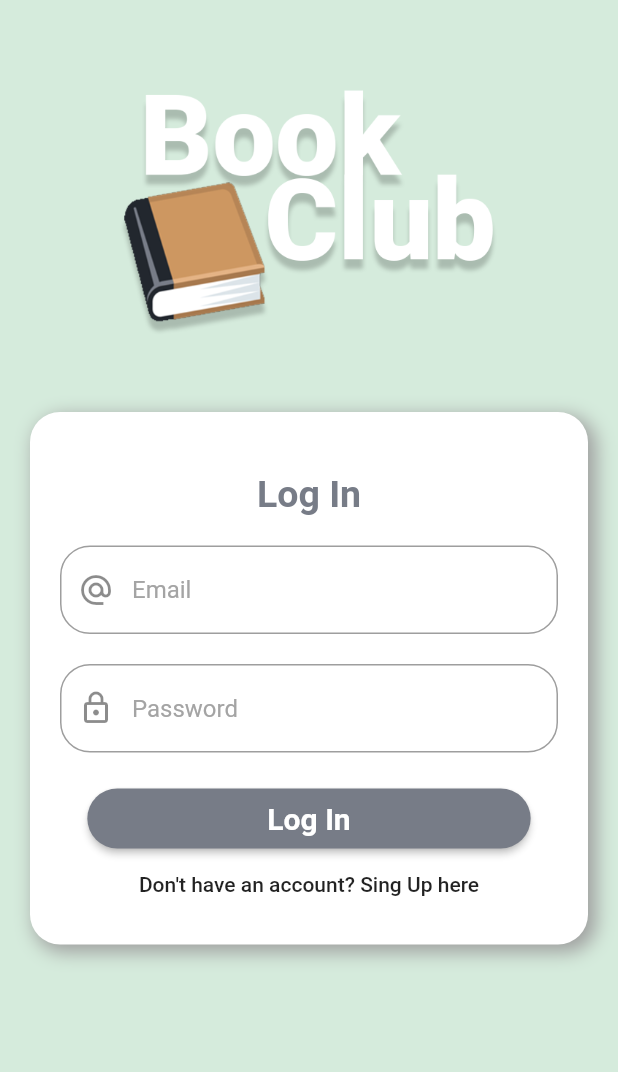
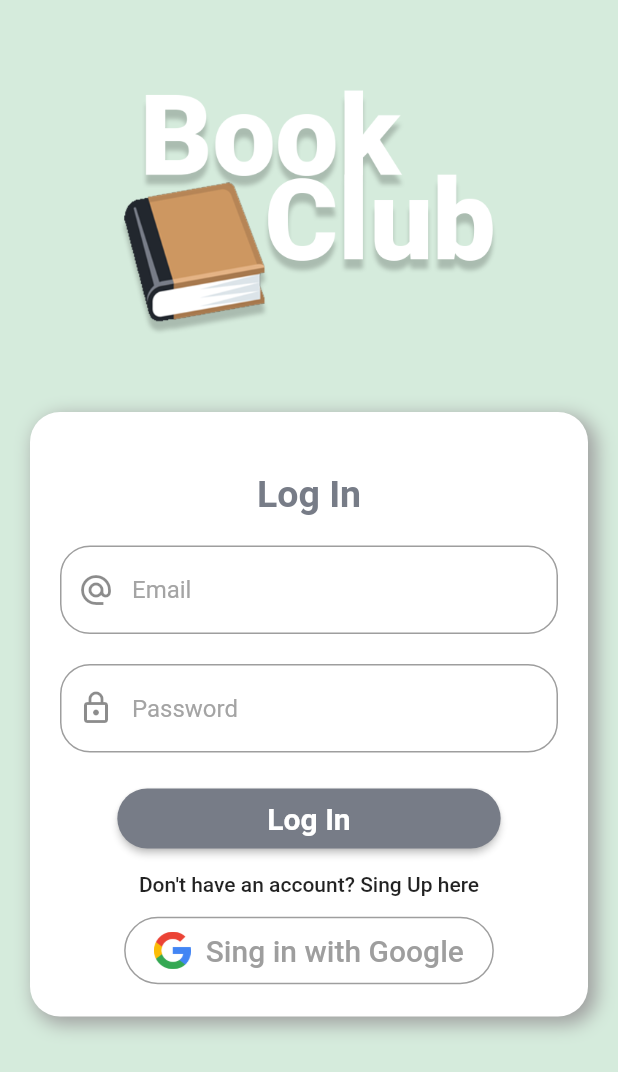
Before and after one commit to oleksandr-shyrokyi/book_club, a Flutter app: the screen it shows after launch, on a phone screen of 412 x 824 dp. Shown: the top 1072 px of the screen. Run offline on Flutter 3.47's test engine with Material 2 defaults, Android fonts, the phone set to English and light mode, and no system bars; our stand-ins replace firebase_auth, google_sign_in; accounts and stored records are empty.

Commit message:
Added Google login option to functionality

```diff
--- a/lib/screens/login/localwidgets/loginForm.dart
+++ b/lib/screens/login/localwidgets/loginForm.dart
@@ -4,6 +4,8 @@ import 'package:book_club/states/currentUser.dart';
 import 'package:book_club/widgets/ourContainer.dart';
 import 'package:flutter/material.dart';
 import 'package:provider/provider.dart';
+
+enum LoginType { email, google }
 
 class OurLoginForm extends StatefulWidget {
   @override
@@ -15,26 +17,90 @@ class _OurLoginFormState extends State<OurLoginForm> {
   TextEditingController _emailController = TextEditingController();
   TextEditingController _passwordController = TextEditingController();
 
-  /// Methods
+  /// ------------ Methods ----------------
+
+  /// Logs in a user according to a login type and checks the _returnString
+  /// value:
+  /// 1. if it "success" - navigates to HomeScreen
+  /// 2. other vice it shows snackbar with "error" or catch error message
   void loginUser(
-      String inEmail, String inPassword, BuildContext inContext) async {
-
+      {@required LoginType inType,
+      String inEmail,
+      String inPassword,
+      BuildContext inContext}) async {
     CurrentUser _currentUser = Provider.of<CurrentUser>(context, listen: false);
 
     try {
-      String _returnString = await _currentUser.loginUserWithEmail(inEmail, inPassword);
+      // Checks login type and switches the corresponding login method.
+      // Assigns login result to _returnString variable
+      String _returnString;
+      switch (inType) {
+        case LoginType.email:
+          _returnString =
+              await _currentUser.loginUserWithEmail(inEmail, inPassword);
+          break;
+
+        case LoginType.google:
+          _returnString = await _currentUser.loginUserWithGoogle();
+          break;
+
+        default:
+      }
+
+      // Checks the value of _returnString variable and navigates or shows
+      // error snackbar
       if (_returnString == "success") {
         Navigator.of(context)
             .push(MaterialPageRoute(builder: (context) => HomeScreen()));
       } else {
-        Scaffold.of(context).showSnackBar(SnackBar(
-          content: Text(_returnString),
-          duration: Duration(seconds: 2),
-        )); // showSnackBar(
+        Scaffold.of(context).showSnackBar(
+          SnackBar(
+            content: Text(_returnString),
+            duration: Duration(seconds: 2),
+          ),
+        ); // showSnackBar
       } // else
     } catch (e) {
       print(e);
     }
+  }
+
+  Widget _googleButton() {
+    return OutlineButton(
+      splashColor: Colors.grey,
+      onPressed: () {
+        loginUser(inType: LoginType.google, inContext: context);
+      },
+      shape: RoundedRectangleBorder(borderRadius: BorderRadius.circular(40)),
+      highlightElevation: 0,
+      borderSide: BorderSide(color: Colors.grey),
+      child: Padding(
+        padding: const EdgeInsets.fromLTRB(0, 10, 0, 10),
+        child: Row(
+          mainAxisSize: MainAxisSize.min,
+          mainAxisAlignment: MainAxisAlignment.center,
+          children: <Widget>[
+            /// Google logo image.
+            Image(
+              image: AssetImage("assets/google_logo.png"),
+              height: 25,
+            ),
+
+            /// Button text
+            Padding(
+              padding: const EdgeInsets.only(left: 10),
+              child: Text(
+                "Sing in with Google",
+                style: TextStyle(
+                  fontSize: 20,
+                  color: Colors.grey,
+                ),
+              ),
+            ),
+          ],
+        ),
+      ),
+    );
   }
 
   @override
@@ -87,7 +153,7 @@ class _OurLoginFormState extends State<OurLoginForm> {
           RaisedButton(
             child: Padding(
               padding: EdgeInsets.symmetric(
-                horizontal: 100,
+                horizontal: 80,
               ),
               child: Text(
                 "Log In",
@@ -100,7 +166,10 @@ class _OurLoginFormState extends State<OurLoginForm> {
             ),
             onPressed: () {
               loginUser(
-                  _emailController.text, _passwordController.text, context);
+                  inType: LoginType.email,
+                  inEmail: _emailController.text,
+                  inPassword: _passwordController.text,
+                  inContext: context);
             }, // onPressed:
           ),
 
@@ -116,6 +185,9 @@ class _OurLoginFormState extends State<OurLoginForm> {
               );
             },
           ),
+
+          /// Google button
+          _googleButton(),
         ],
       ),
     );
--- a/pubspec.yaml
+++ b/pubspec.yaml
@@ -25,6 +25,7 @@ dependencies:
     sdk: flutter
   firebase_auth: ^0.15.2
   provider:
+  google_sign_in:
 
 
 
@@ -52,6 +53,7 @@ flutter:
   # To add assets to your application, add an assets section, like this:
   assets:
     - assets/logo.png
+    - assets/google_logo.png
 
 
   # An image asset can refer to one or more resolution-specific "variants", see
```
Also changed, not shown: lib/states/currentUser.dart (+61 -2 lines), assets/google_logo.png (added), pubspec.lock.
